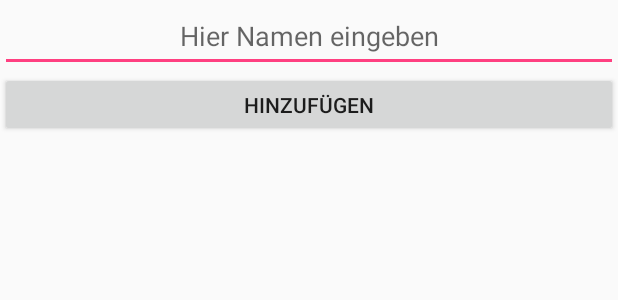
After one commit to BlackCritical/App-1, an Android app: the layout menu.xml on its own in the app's theme, with its tools: preview values and no code run, on a phone screen of 412 x 824 dp. The commit adds this screen. Shown: the top 300 px of the screen. Run offline under Robolectric (Android 15) with nearby library versions, the phone set to English and light mode, and no system bars.

Commit message:
The Start

```diff
--- a/app/build.gradle
+++ b/app/build.gradle
@@ -24,6 +24,6 @@ dependencies {
     androidTestCompile('com.android.support.test.espresso:espresso-core:2.2.2', {
         exclude group: 'com.android.support', module: 'support-annotations'
     })
-    compile 'com.android.support:appcompat-v7:25.1.1'
+    compile 'com.android.support:appcompat-v7:25.1.0'
     testCompile 'junit:junit:4.12'
 }
--- a/app/src/main/java/com/example/leander/saufkomatiko/MainActivity.java
+++ b/app/src/main/java/com/example/leander/saufkomatiko/MainActivity.java
@@ -2,6 +2,9 @@ package com.example.leander.saufkomatiko;
 
 import android.support.v7.app.AppCompatActivity;
 import android.os.Bundle;
+import android.view.View;
+import android.widget.EditText;
+import android.widget.ListView;
 
 public class MainActivity extends AppCompatActivity {
 
@@ -10,4 +13,12 @@ public class MainActivity extends AppCompatActivity {
         super.onCreate(savedInstanceState);
         setContentView(R.layout.activity_main);
     }
+
+    public void addPlayer(View v){
+        EditText textBox = (EditText) v.findViewById(R.id.textBox);
+        //ListView listView = (ListView) v.findViewById(R.id.textView);
+
+
+    }
+
 }
--- /dev/null
+++ b/app/src/main/res/layout/menu.xml
@@ -0,0 +1,26 @@
+<?xml version="1.0" encoding="utf-8"?>
+<LinearLayout xmlns:android="http://schemas.android.com/apk/res/android"
+    android:orientation="vertical" android:layout_width="match_parent"
+    android:layout_height="match_parent"
+    android:weightSum="1">
+
+    <EditText
+        android:layout_width="match_parent"
+        android:layout_height="48dp"
+        android:id="@+id/textBox"
+        android:hint="@string/hier_namen_eingeben"
+        android:textAlignment="center"
+        android:textSize="18sp" />
+
+    <Button
+        android:text="@string/hinzuf_gen"
+        android:layout_width="match_parent"
+        android:layout_height="wrap_content"
+        android:id="@+id/add"
+        android:layout_weight="0.05" />
+
+    <ListView
+        android:layout_width="match_parent"
+        android:layout_height="match_parent"
+        android:layout_weight="0.05" />
+</LinearLayout>
--- a/app/src/main/res/values/strings.xml
+++ b/app/src/main/res/values/strings.xml
@@ -1,3 +1,5 @@
 <resources>
     <string name="app_name">Saufkomatiko</string>
+    <string name="hier_namen_eingeben">Hier Namen eingeben</string>
+    <string name="hinzuf_gen">Hinzufügen</string>
 </resources>
```
Also changed, not shown: 2 other files.
